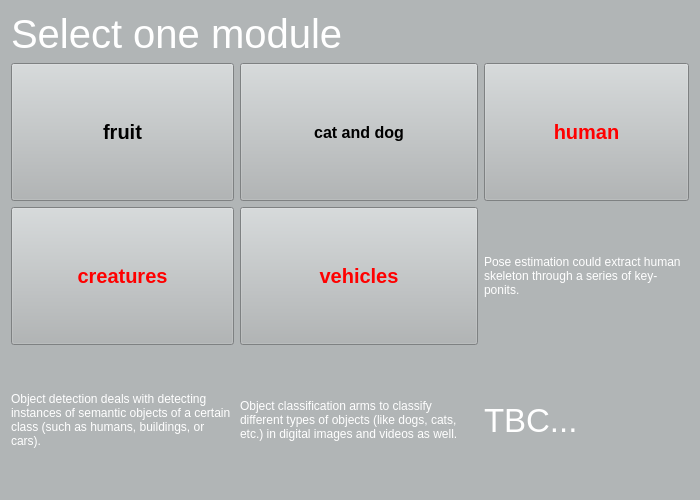
First picture: the form in rLearning_Computer_Vision/SelectModuleWidget.ui, repository SAIL-LAB155/Learning_Computer_Vision, before the edit.
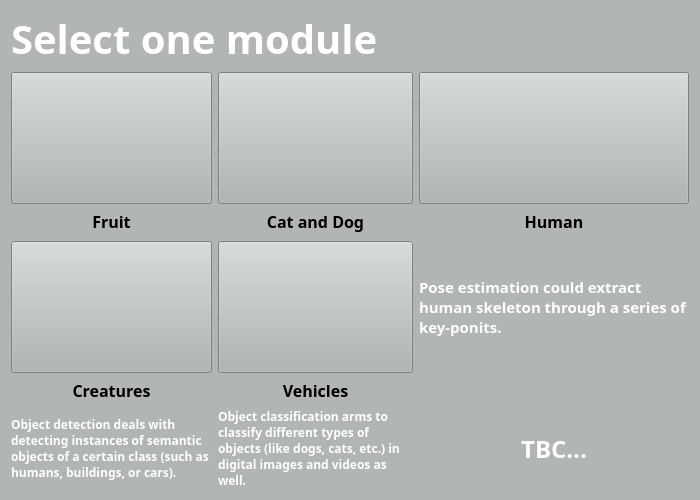
Second picture: the form after the edit. Icons and pictures are not drawn.

```diff
--- a/rLearning_Computer_Vision/SelectModuleWidget.ui
+++ b/rLearning_Computer_Vision/SelectModuleWidget.ui
@@ -19,18 +19,27 @@
   <property name="styleSheet">
    <string notr="true">background-color: rgb(177, 181, 182);</string>
   </property>
-  <layout class="QGridLayout" name="gridLayout">
-   <item row="0" column="0" colspan="3">
+  <layout class="QVBoxLayout" name="verticalLayout" stretch="0,2">
+   <item>
     <widget class="QLabel" name="label">
      <property name="sizePolicy">
-      <sizepolicy hsizetype="Preferred" vsizetype="Fixed">
+      <sizepolicy hsizetype="Preferred" vsizetype="Minimum">
        <horstretch>0</horstretch>
        <verstretch>0</verstretch>
       </sizepolicy>
      </property>
+     <property name="minimumSize">
+      <size>
+       <width>0</width>
+       <height>50</height>
+      </size>
+     </property>
      <property name="font">
       <font>
+       <family>Purisa</family>
        <pointsize>30</pointsize>
+       <weight>75</weight>
+       <bold>true</bold>
       </font>
      </property>
      <property name="styleSheet">
@@ -41,7 +50,93 @@
      </property>
     </widget>
    </item>
-   <item row="1" column="0">
+   <item>
+    <layout class="QGridLayout" name="gridLayout_2" rowstretch="2,0,2,0,0">
+     <item row="1" column="2">
+      <widget class="QLabel" name="label_8">
+       <property name="sizePolicy">
+        <sizepolicy hsizetype="Preferred" vsizetype="Minimum">
+         <horstretch>0</horstretch>
+         <verstretch>0</verstretch>
+        </sizepolicy>
+       </property>
+       <property name="minimumSize">
+        <size>
+         <width>0</width>
+         <height>25</height>
+        </size>
+       </property>
+       <property name="font">
+        <font>
+         <family>Purisa</family>
+         <pointsize>12</pointsize>
+         <weight>75</weight>
+         <bold>true</bold>
+        </font>
+       </property>
+       <property name="text">
+        <string>Human</string>
+       </property>
+       <property name="alignment">
+        <set>Qt::AlignHCenter|Qt::AlignTop</set>
+       </property>
+      </widget>
+     </item>
+     <item row="2" column="1">
+      <widget class="QPushButton" name="m_btn_Vehicles">
+       <property name="sizePolicy">
+        <sizepolicy hsizetype="Preferred" vsizetype="Preferred">
+         <horstretch>0</horstretch>
+         <verstretch>0</verstretch>
+        </sizepolicy>
+       </property>
+       <property name="font">
+        <font>
+         <pointsize>15</pointsize>
+         <weight>75</weight>
+         <bold>true</bold>
+        </font>
+       </property>
+       <property name="styleSheet">
+        <string notr="true">color: rgb(255, 0, 0);
+border-image: url(:/images/2-training/subpage/background/classification-others.jpg);</string>
+       </property>
+       <property name="text">
+        <string/>
+       </property>
+      </widget>
+     </item>
+     <item row="1" column="1">
+      <widget class="QLabel" name="label_7">
+       <property name="sizePolicy">
+        <sizepolicy hsizetype="Preferred" vsizetype="Minimum">
+         <horstretch>0</horstretch>
+         <verstretch>0</verstretch>
+        </sizepolicy>
+       </property>
+       <property name="minimumSize">
+        <size>
+         <width>0</width>
+         <height>25</height>
+        </size>
+       </property>
+       <property name="font">
+        <font>
+         <family>Purisa</family>
+         <pointsize>12</pointsize>
+         <weight>75</weight>
+         <bold>true</bold>
+        </font>
+       </property>
+       <property name="text">
+        <string>Cat and Dog</string>
+       </property>
+       <property name="alignment">
+        <set>Qt::AlignHCenter|Qt::AlignTop</set>
+       </property>
+      </widget>
+     </item>
+     <item row="0" column="0">
     <widget class="QPushButton" name="m_btn_Fruit">
      <property name="sizePolicy">
       <sizepolicy hsizetype="Preferred" vsizetype="Preferred">
@@ -61,56 +156,25 @@
 border-image: url(:/images/2-training/subpage/background/detection-fruits.jpg);</string>
      </property>
      <property name="text">
-      <string>fruit</string>
+        <string/>
      </property>
     </widget>
    </item>
-   <item row="1" column="1">
-    <widget class="QPushButton" name="m_btn_Cat_and_Dog">
-     <property name="sizePolicy">
-      <sizepolicy hsizetype="Preferred" vsizetype="Preferred">
-       <horstretch>0</horstretch>
-       <verstretch>0</verstretch>
-      </sizepolicy>
-     </property>
+     <item row="3" column="0">
+      <widget class="QLabel" name="label_9">
      <property name="font">
       <font>
+         <family>Purisa</family>
        <pointsize>12</pointsize>
        <weight>75</weight>
        <bold>true</bold>
       </font>
      </property>
-     <property name="styleSheet">
-      <string notr="true">color: rgb(0, 0, 0);
-border-image: url(:/images/2-training/subpage/background/classification-pets.jpg);</string>
-     </property>
      <property name="text">
-      <string>cat and dog</string>
-     </property>
-    </widget>
-   </item>
-   <item row="1" column="2">
-    <widget class="QPushButton" name="m_btn_Human">
-     <property name="sizePolicy">
-      <sizepolicy hsizetype="Preferred" vsizetype="Preferred">
-       <horstretch>0</horstretch>
-       <verstretch>0</verstretch>
-      </sizepolicy>
-     </property>
-     <property name="font">
-      <font>
-       <pointsize>15</pointsize>
-       <weight>75</weight>
-       <bold>true</bold>
-      </font>
-     </property>
-     <property name="styleSheet">
-      <string notr="true">color: rgb(255, 0, 0);
-border-image: url(:/images/2-training/subpage/background/pose-estimation.jpg);
-</string>
-     </property>
-     <property name="text">
-      <string>human</string>
+        <string>Creatures</string>
+       </property>
+       <property name="alignment">
+        <set>Qt::AlignHCenter|Qt::AlignTop</set>
      </property>
     </widget>
    </item>
@@ -134,36 +198,66 @@
 border-image: url(:/images/2-training/subpage/background/detection-creature.jpg);</string>
      </property>
      <property name="text">
-      <string>creatures</string>
+        <string/>
      </property>
     </widget>
    </item>
-   <item row="2" column="1">
-    <widget class="QPushButton" name="m_btn_Vehicles">
+     <item row="1" column="0">
+      <widget class="QLabel" name="label_6">
      <property name="sizePolicy">
-      <sizepolicy hsizetype="Preferred" vsizetype="Preferred">
+        <sizepolicy hsizetype="Preferred" vsizetype="Minimum">
        <horstretch>0</horstretch>
        <verstretch>0</verstretch>
       </sizepolicy>
      </property>
+       <property name="minimumSize">
+        <size>
+         <width>0</width>
+         <height>25</height>
+        </size>
+       </property>
      <property name="font">
       <font>
-       <pointsize>15</pointsize>
+         <family>Purisa</family>
+         <pointsize>12</pointsize>
        <weight>75</weight>
        <bold>true</bold>
       </font>
      </property>
-     <property name="styleSheet">
-      <string notr="true">color: rgb(255, 0, 0);
-border-image: url(:/images/2-training/subpage/background/classification-others.jpg);</string>
-     </property>
      <property name="text">
-      <string>vehicles</string>
+        <string>Fruit</string>
+       </property>
+       <property name="textFormat">
+        <enum>Qt::AutoText</enum>
+       </property>
+       <property name="alignment">
+        <set>Qt::AlignHCenter|Qt::AlignTop</set>
      </property>
     </widget>
    </item>
    <item row="2" column="2">
     <widget class="QLabel" name="label_4">
+       <property name="sizePolicy">
+        <sizepolicy hsizetype="Preferred" vsizetype="Minimum">
+         <horstretch>0</horstretch>
+         <verstretch>0</verstretch>
+        </sizepolicy>
+       </property>
+       <property name="minimumSize">
+        <size>
+         <width>0</width>
+         <height>50</height>
+        </size>
+       </property>
+       <property name="font">
+        <font>
+         <family>Purisa</family>
+         <pointsize>11</pointsize>
+         <weight>75</weight>
+         <bold>true</bold>
+         <kerning>true</kerning>
+        </font>
+       </property>
      <property name="styleSheet">
       <string notr="true">color: rgb(255, 255, 255);</string>
      </property>
@@ -175,21 +269,119 @@
      </property>
     </widget>
    </item>
-   <item row="3" column="0">
+     <item row="0" column="1">
+      <widget class="QPushButton" name="m_btn_Cat_and_Dog">
+       <property name="sizePolicy">
+        <sizepolicy hsizetype="Preferred" vsizetype="Preferred">
+         <horstretch>0</horstretch>
+         <verstretch>0</verstretch>
+        </sizepolicy>
+       </property>
+       <property name="font">
+        <font>
+         <pointsize>12</pointsize>
+         <weight>75</weight>
+         <bold>true</bold>
+        </font>
+       </property>
+       <property name="styleSheet">
+        <string notr="true">color: rgb(0, 0, 0);
+border-image: url(:/images/2-training/subpage/background/classification-pets.jpg);</string>
+       </property>
+       <property name="text">
+        <string/>
+       </property>
+      </widget>
+     </item>
+     <item row="3" column="1">
+      <widget class="QLabel" name="label_10">
+       <property name="sizePolicy">
+        <sizepolicy hsizetype="Preferred" vsizetype="Preferred">
+         <horstretch>0</horstretch>
+         <verstretch>0</verstretch>
+        </sizepolicy>
+       </property>
+       <property name="font">
+        <font>
+         <family>Purisa</family>
+         <pointsize>12</pointsize>
+         <weight>75</weight>
+         <bold>true</bold>
+        </font>
+       </property>
+       <property name="text">
+        <string>Vehicles</string>
+       </property>
+       <property name="alignment">
+        <set>Qt::AlignHCenter|Qt::AlignTop</set>
+       </property>
+      </widget>
+     </item>
+     <item row="0" column="2">
+      <widget class="QPushButton" name="m_btn_Human">
+       <property name="sizePolicy">
+        <sizepolicy hsizetype="Preferred" vsizetype="Preferred">
+         <horstretch>0</horstretch>
+         <verstretch>0</verstretch>
+        </sizepolicy>
+       </property>
+       <property name="font">
+        <font>
+         <pointsize>15</pointsize>
+         <weight>75</weight>
+         <bold>true</bold>
+        </font>
+       </property>
+       <property name="styleSheet">
+        <string notr="true">color: rgb(255, 0, 0);
+border-image: url(:/images/2-training/subpage/background/pose-estimation.jpg);
+</string>
+       </property>
+       <property name="text">
+        <string/>
+       </property>
+      </widget>
+     </item>
+     <item row="4" column="0">
     <widget class="QLabel" name="label_2">
+       <property name="font">
+        <font>
+         <family>Purisa</family>
+         <weight>75</weight>
+         <bold>true</bold>
+         <strikeout>false</strikeout>
+         <stylestrategy>PreferDefault</stylestrategy>
+        </font>
+       </property>
+       <property name="mouseTracking">
+        <bool>false</bool>
+       </property>
      <property name="styleSheet">
       <string notr="true">color: rgb(255, 255, 255);</string>
      </property>
      <property name="text">
       <string>Object detection deals with detecting instances of semantic objects of a certain class (such as humans, buildings, or cars).</string>
      </property>
+       <property name="textFormat">
+        <enum>Qt::AutoText</enum>
+       </property>
+       <property name="scaledContents">
+        <bool>false</bool>
+       </property>
      <property name="wordWrap">
       <bool>true</bool>
      </property>
     </widget>
    </item>
-   <item row="3" column="1">
+     <item row="4" column="1">
     <widget class="QLabel" name="label_3">
+       <property name="font">
+        <font>
+         <family>Purisa</family>
+         <weight>75</weight>
+         <bold>true</bold>
+        </font>
+       </property>
      <property name="styleSheet">
       <string notr="true">color: rgb(255, 255, 255);</string>
      </property>
@@ -201,11 +393,14 @@
      </property>
     </widget>
    </item>
-   <item row="3" column="2">
+     <item row="4" column="2">
     <widget class="QLabel" name="label_5">
      <property name="font">
       <font>
-       <pointsize>25</pointsize>
+         <family>Purisa</family>
+         <pointsize>18</pointsize>
+         <weight>75</weight>
+         <bold>true</bold>
       </font>
      </property>
      <property name="styleSheet">
@@ -214,7 +409,15 @@
      <property name="text">
       <string>TBC...</string>
      </property>
-    </widget>
+       <property name="alignment">
+        <set>Qt::AlignCenter</set>
+       </property>
+       <property name="wordWrap">
+        <bool>true</bool>
+       </property>
+      </widget>
+     </item>
+    </layout>
    </item>
   </layout>
  </widget>
```
Lines whose indentation alone changed are shown as unchanged.
